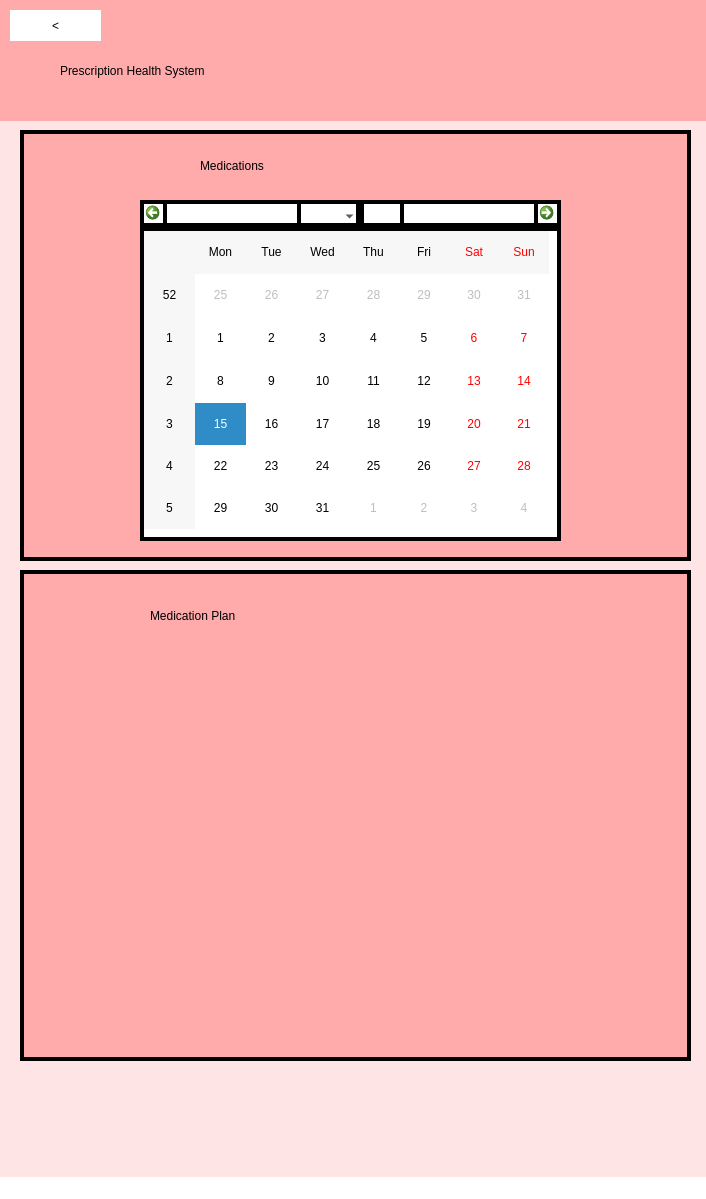
This is UI/PHS_prescription.ui in NaryanSambhi/CSCN72030---Sec3---Group2 as Qt 5 draws it before an edit. The edited form follows.
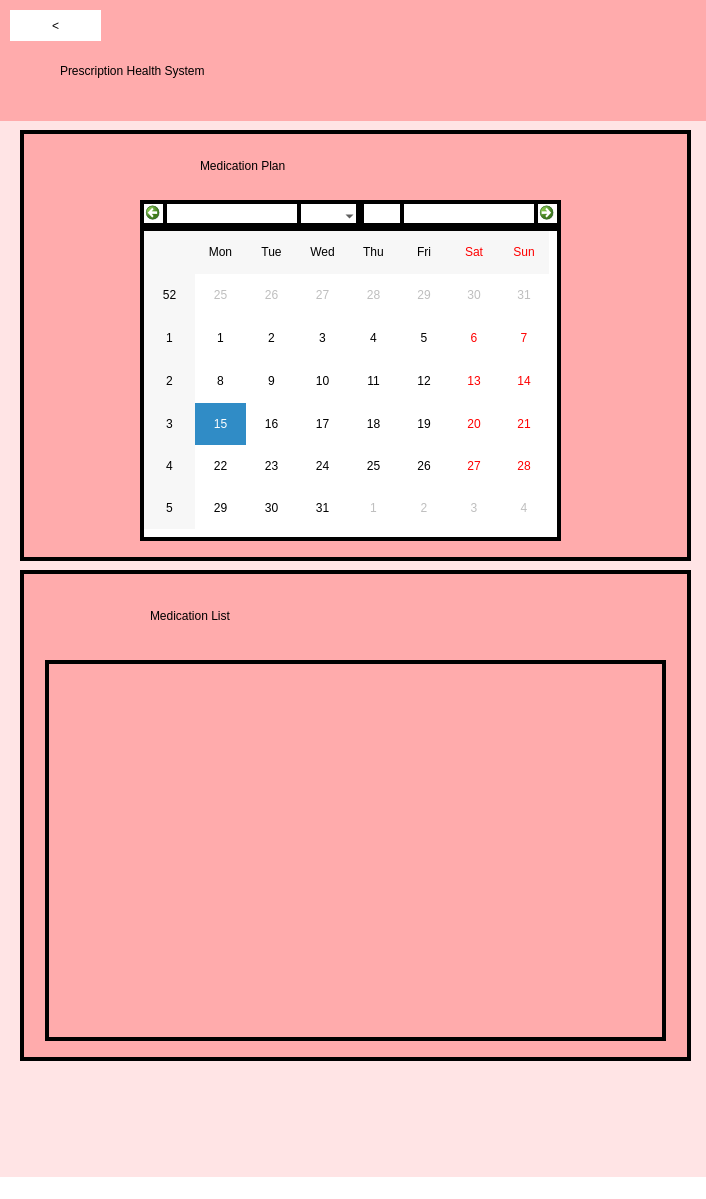
This is the edited form.

The edit to the form file:
```diff
--- a/UI/PHS_prescription.ui
+++ b/UI/PHS_prescription.ui
@@ -57,7 +57,7 @@
 border: 0px;</string>
       </property>
       <property name="text">
-       <string>Medications</string>
+       <string>Medication Plan</string>
       </property>
      </widget>
      <widget class="QCalendarWidget" name="calendarWidget">
@@ -102,7 +102,17 @@
 border: 0px;</string>
       </property>
       <property name="text">
-       <string>Medication Plan</string>
+       <string>Medication List</string>
+      </property>
+     </widget>
+     <widget class="QListWidget" name="listWidget">
+      <property name="geometry">
+       <rect>
+        <x>25</x>
+        <y>90</y>
+        <width>621</width>
+        <height>381</height>
+       </rect>
       </property>
      </widget>
     </widget>
```
